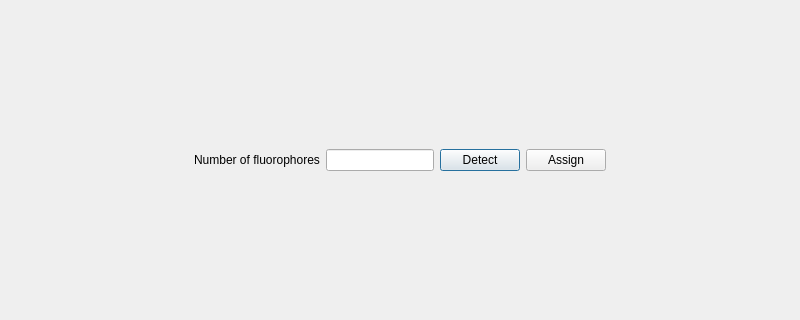
The window that pyminflux/ui/fluorophore_detector.ui (bsse-scf/pyMINFLUX) describes before a commit, drawn with Qt 5; both pictures show x 0 to 800 and y 140 to 460 of the 800 by 600 pixel window.
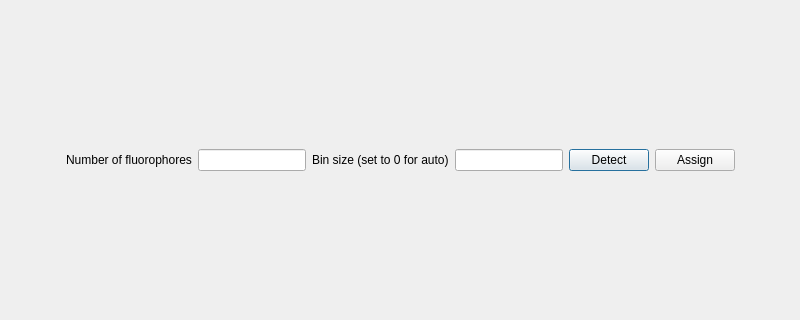
The same window after the commit.

Diff of the .ui file:
```diff
--- a/pyminflux/ui/fluorophore_detector.ui
+++ b/pyminflux/ui/fluorophore_detector.ui
@@ -51,6 +51,16 @@
          </property>
         </widget>
        </item>
+       <item>
+        <widget class="QLabel" name="lbBinSize">
+         <property name="text">
+          <string>Bin size (set to 0 for auto)</string>
+         </property>
+        </widget>
+       </item>
+       <item>
+        <widget class="QLineEdit" name="leBinSize"/>
+       </item>
        <item>
         <widget class="QPushButton" name="pbDetect">
          <property name="sizePolicy">
```
